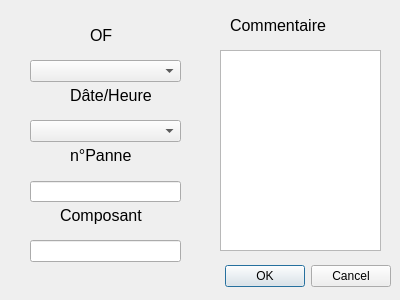
The window that edit.ui (Rhaven3/Project_SP-CE) describes before a commit, drawn with Qt 5.
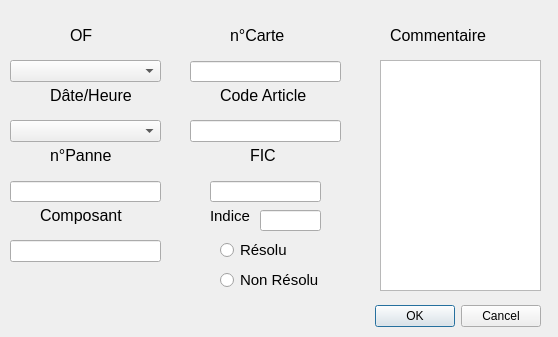
The same window after the commit.

What changed in the file:
```diff
--- a/edit.ui
+++ b/edit.ui
@@ -6,8 +6,8 @@
    <rect>
     <x>0</x>
     <y>0</y>
-    <width>400</width>
-    <height>300</height>
+    <width>558</width>
+    <height>337</height>
    </rect>
   </property>
   <property name="windowTitle">
@@ -16,9 +16,9 @@
   <widget class="QDialogButtonBox" name="buttonBox">
    <property name="geometry">
     <rect>
-     <x>50</x>
-     <y>260</y>
-     <width>341</width>
+     <x>370</x>
+     <y>300</y>
+     <width>171</width>
      <height>32</height>
     </rect>
    </property>
@@ -32,8 +32,8 @@
   <widget class="QLabel" name="label">
    <property name="geometry">
     <rect>
-     <x>230</x>
-     <y>10</y>
+     <x>390</x>
+     <y>20</y>
      <width>101</width>
      <height>31</height>
     </rect>
@@ -50,7 +50,7 @@
   <widget class="QLineEdit" name="linePanne">
    <property name="geometry">
     <rect>
-     <x>30</x>
+     <x>10</x>
      <y>181</y>
      <width>151</width>
      <height>21</height>
@@ -63,7 +63,7 @@
   <widget class="QLineEdit" name="lineComp">
    <property name="geometry">
     <rect>
-     <x>30</x>
+     <x>10</x>
      <y>240</y>
      <width>151</width>
      <height>22</height>
@@ -73,17 +73,17 @@
   <widget class="QTextEdit" name="Commentaire">
    <property name="geometry">
     <rect>
-     <x>220</x>
-     <y>50</y>
+     <x>380</x>
+     <y>60</y>
      <width>161</width>
-     <height>201</height>
+     <height>231</height>
     </rect>
    </property>
   </widget>
   <widget class="QLabel" name="label_2">
    <property name="geometry">
     <rect>
-     <x>70</x>
+     <x>50</x>
      <y>80</y>
      <width>81</width>
      <height>31</height>
@@ -101,7 +101,7 @@
   <widget class="QLabel" name="label_3">
    <property name="geometry">
     <rect>
-     <x>90</x>
+     <x>70</x>
      <y>20</y>
      <width>31</width>
      <height>31</height>
@@ -119,7 +119,7 @@
   <widget class="QLabel" name="label_4">
    <property name="geometry">
     <rect>
-     <x>70</x>
+     <x>50</x>
      <y>140</y>
      <width>71</width>
      <height>31</height>
@@ -137,7 +137,7 @@
   <widget class="QLabel" name="label_5">
    <property name="geometry">
     <rect>
-     <x>60</x>
+     <x>40</x>
      <y>200</y>
      <width>91</width>
      <height>31</height>
@@ -155,7 +155,7 @@
   <widget class="QComboBox" name="comboDate">
    <property name="geometry">
     <rect>
-     <x>30</x>
+     <x>10</x>
      <y>120</y>
      <width>151</width>
      <height>22</height>
@@ -165,13 +165,167 @@
   <widget class="QComboBox" name="comboOF">
    <property name="geometry">
     <rect>
-     <x>30</x>
+     <x>10</x>
      <y>60</y>
      <width>151</width>
      <height>22</height>
     </rect>
    </property>
   </widget>
+  <widget class="QRadioButton" name="radioNRes">
+   <property name="geometry">
+    <rect>
+     <x>220</x>
+     <y>270</y>
+     <width>101</width>
+     <height>20</height>
+    </rect>
+   </property>
+   <property name="font">
+    <font>
+     <pointsize>11</pointsize>
+    </font>
+   </property>
+   <property name="text">
+    <string>Non Résolu</string>
+   </property>
+  </widget>
+  <widget class="QRadioButton" name="radioRes">
+   <property name="geometry">
+    <rect>
+     <x>220</x>
+     <y>240</y>
+     <width>89</width>
+     <height>20</height>
+    </rect>
+   </property>
+   <property name="font">
+    <font>
+     <pointsize>11</pointsize>
+    </font>
+   </property>
+   <property name="text">
+    <string>Résolu</string>
+   </property>
+  </widget>
+  <widget class="QLabel" name="label_6">
+   <property name="geometry">
+    <rect>
+     <x>230</x>
+     <y>20</y>
+     <width>71</width>
+     <height>31</height>
+    </rect>
+   </property>
+   <property name="font">
+    <font>
+     <pointsize>12</pointsize>
+    </font>
+   </property>
+   <property name="text">
+    <string>n°Carte</string>
+   </property>
+  </widget>
+  <widget class="QLabel" name="label_7">
+   <property name="geometry">
+    <rect>
+     <x>220</x>
+     <y>80</y>
+     <width>91</width>
+     <height>31</height>
+    </rect>
+   </property>
+   <property name="font">
+    <font>
+     <pointsize>12</pointsize>
+    </font>
+   </property>
+   <property name="text">
+    <string>Code Article</string>
+   </property>
+  </widget>
+  <widget class="QLineEdit" name="lineCarte">
+   <property name="geometry">
+    <rect>
+     <x>190</x>
+     <y>61</y>
+     <width>151</width>
+     <height>21</height>
+    </rect>
+   </property>
+   <property name="text">
+    <string/>
+   </property>
+  </widget>
+  <widget class="QLineEdit" name="lineArticle">
+   <property name="geometry">
+    <rect>
+     <x>190</x>
+     <y>120</y>
+     <width>151</width>
+     <height>22</height>
+    </rect>
+   </property>
+  </widget>
+  <widget class="QLabel" name="label_8">
+   <property name="geometry">
+    <rect>
+     <x>250</x>
+     <y>140</y>
+     <width>31</width>
+     <height>31</height>
+    </rect>
+   </property>
+   <property name="font">
+    <font>
+     <pointsize>12</pointsize>
+    </font>
+   </property>
+   <property name="text">
+    <string>FIC</string>
+   </property>
+  </widget>
+  <widget class="QLabel" name="label_9">
+   <property name="geometry">
+    <rect>
+     <x>210</x>
+     <y>200</y>
+     <width>41</width>
+     <height>31</height>
+    </rect>
+   </property>
+   <property name="font">
+    <font>
+     <pointsize>11</pointsize>
+    </font>
+   </property>
+   <property name="text">
+    <string>Indice</string>
+   </property>
+  </widget>
+  <widget class="QLineEdit" name="lineFIC">
+   <property name="geometry">
+    <rect>
+     <x>210</x>
+     <y>181</y>
+     <width>111</width>
+     <height>21</height>
+    </rect>
+   </property>
+   <property name="text">
+    <string/>
+   </property>
+  </widget>
+  <widget class="QLineEdit" name="lineiFIC">
+   <property name="geometry">
+    <rect>
+     <x>260</x>
+     <y>210</y>
+     <width>61</width>
+     <height>21</height>
+    </rect>
+   </property>
+  </widget>
  </widget>
  <resources/>
  <connections>
```
